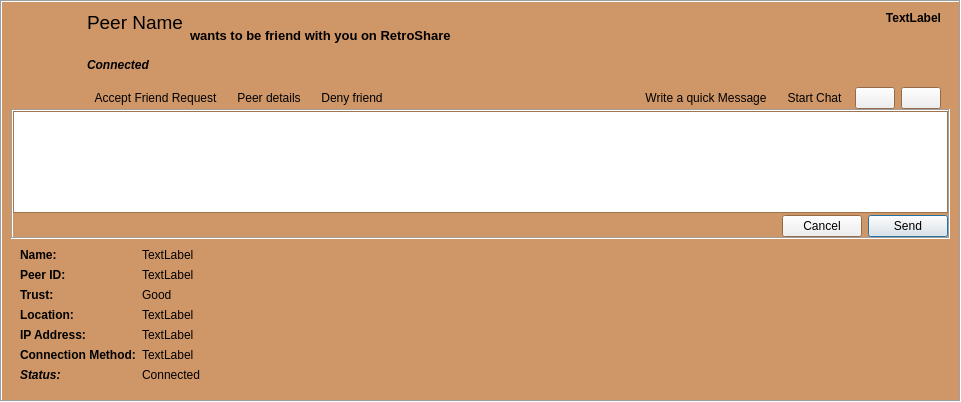
Old version of the form retroshare-gui/src/gui/feeds/SecurityItem.ui in the repository RetroShare/RetroShare.
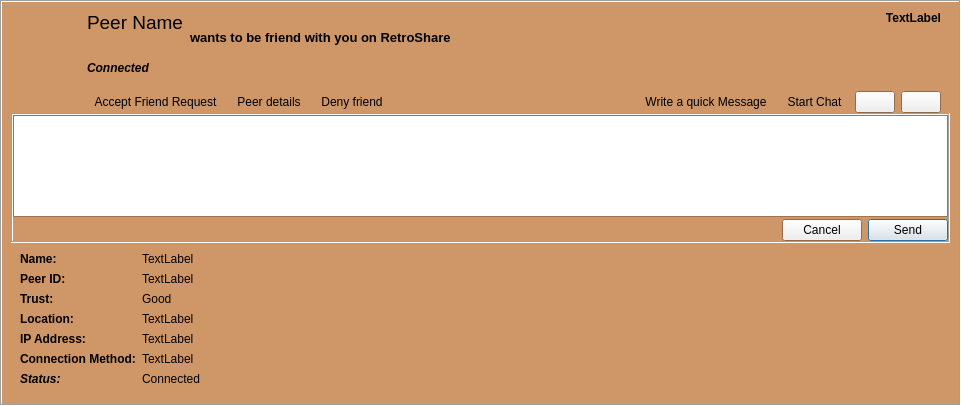
New version of the form. Icons and pictures are not drawn. Custom widgets are drawn as their Qt base class.

Commit message: changed the peer details icon

Patch:
```diff
--- a/retroshare-gui/src/gui/feeds/SecurityItem.ui
+++ b/retroshare-gui/src/gui/feeds/SecurityItem.ui
@@ -7,7 +7,7 @@
     <x>0</x>
     <y>0</y>
     <width>961</width>
-    <height>402</height>
+    <height>406</height>
    </rect>
   </property>
   <layout class="QGridLayout">
@@ -226,7 +226,13 @@
              </property>
              <property name="icon">
               <iconset resource="../images.qrc">
-               <normaloff>:/images/peerdetails_16x16.png</normaloff>:/images/peerdetails_16x16.png</iconset>
+               <normaloff>:/images/informations_24x24.png</normaloff>:/images/informations_24x24.png</iconset>
+             </property>
+             <property name="iconSize">
+              <size>
+               <width>24</width>
+               <height>24</height>
+              </size>
              </property>
              <property name="toolButtonStyle">
               <enum>Qt::ToolButtonTextBesideIcon</enum>
@@ -248,6 +254,12 @@
               <iconset resource="../images.qrc">
                <normaloff>:/images/denied16.png</normaloff>:/images/denied16.png</iconset>
              </property>
+             <property name="iconSize">
+              <size>
+               <width>16</width>
+               <height>16</height>
+              </size>
+             </property>
              <property name="toolButtonStyle">
               <enum>Qt::ToolButtonTextBesideIcon</enum>
              </property>
```
